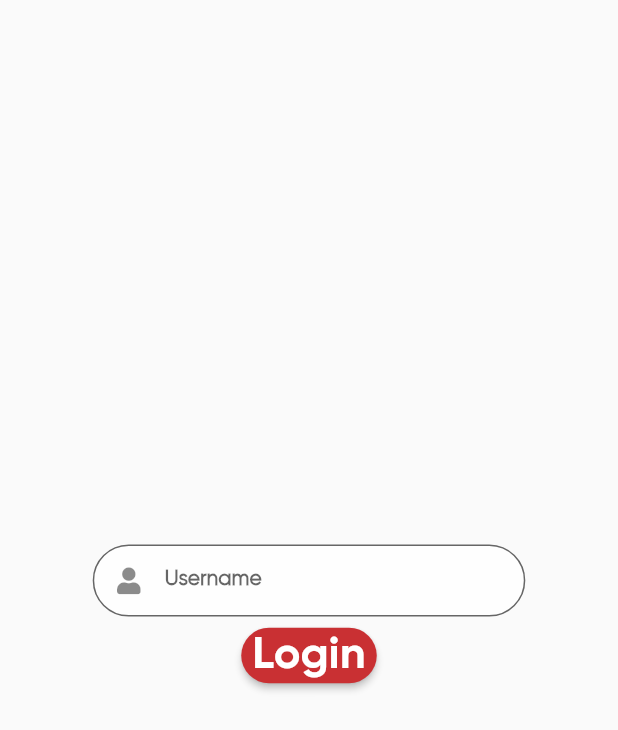
After one commit to ReneDenshoAUB/sdbapp, a Flutter app: the screen it shows after launch, after a tap on "Sign in", on a phone screen of 412 x 824 dp. The commit adds this screen. Shown: the top 730 px of the screen. Run offline on Flutter 3.47's test engine with Material 2 defaults, Android fonts, the light colour scheme and no system bars; our stand-ins replace cloud_firestore, firebase_auth, firebase_core, firebase_storage, font_awesome_flutter, signature; accounts and stored records are empty.

Commit message:
Branch app barebones

```diff
--- /dev/null
+++ b/lib/branch/login.dart
@@ -0,0 +1,70 @@
+import 'package:flutter/material.dart';
+import 'package:font_awesome_flutter/font_awesome_flutter.dart';
+import 'package:sdbapp/services/firestore.dart';
+
+class LoginScreen extends StatefulWidget {
+  const LoginScreen({Key? key}) : super(key: key);
+
+  @override
+  State<LoginScreen> createState() => _LoginScreenState();
+}
+
+class _LoginScreenState extends State<LoginScreen> {
+  TextEditingController usernamecontroller = TextEditingController();
+  TextEditingController passwordcontroller = TextEditingController();
+  bool justonce = false;
+
+  @override
+  Widget build(BuildContext context) {
+    double deviceHeight = MediaQuery.of(context).size.height;
+    List<String> usernames = [];
+    Map<String, String> userpass = <String, String>{};
+
+    void getUsers() async {
+      justonce = true;
+      var users = await FirestoreService.readUsers();
+      print(users);
+      for (var user in users) {
+        usernames.add(user['username'] as String);
+        userpass[user['username'] as String] = user['password'] as String;
+      }
+      print(usernames);
+      print(userpass);
+    }
+
+    if (justonce == false) getUsers();
+    return Scaffold(
+        body: Center(
+      child: Column(
+        mainAxisAlignment: MainAxisAlignment.center,
+        crossAxisAlignment: CrossAxisAlignment.center,
+        children: [
+          SizedBox(
+            width: deviceHeight * 0.35,
+            height: 50,
+            child: TextField(
+              controller: usernamecontroller,
+              style:
+                  TextStyle(fontSize: 14.0, height: 2.0, color: Colors.black),
+              decoration: InputDecoration(
+                border: OutlineInputBorder(
+                  borderRadius: BorderRadius.circular(deviceHeight * 0.0401),
+                ),
+                labelText: 'Username',
+                filled: true,
+                fillColor: Colors.white70,
+                prefixIcon: Icon(FontAwesomeIcons.solidUser),
+              ),
+            ),
+          ),
+          ElevatedButton(
+            onPressed: () {
+              Navigator.pushNamed(context, '/listview');
+            },
+            child: Text('Login'),
+          ),
+        ],
+      ),
+    ));
+  }
+}
--- a/lib/home/home.dart
+++ b/lib/home/home.dart
@@ -14,6 +14,15 @@ class HomeScreen extends StatelessWidget {
           mainAxisAlignment: MainAxisAlignment.center,
           crossAxisAlignment: CrossAxisAlignment.center,
           children: <Widget>[
+            Align(
+              alignment: Alignment.topRight,
+              child: ElevatedButton(
+                child: Text('Sign in'),
+                onPressed: () {
+                  Navigator.pushNamed(context, '/login');
+                },
+              ),
+            ),
             Image.asset(
               'assets/images/aubLogo.png',
               width: deviceHeight * 0.2928,
--- a/lib/routes.dart
+++ b/lib/routes.dart
@@ -1,3 +1,6 @@
+import 'package:sdbapp/branch/leaseview.dart';
+import 'package:sdbapp/branch/listview.dart';
+import 'package:sdbapp/branch/login.dart';
 import 'package:sdbapp/form/leasescreen1.dart';
 import 'package:sdbapp/form/leasescreen2.dart';
 import 'package:sdbapp/form/leasescreen3.dart';
@@ -12,4 +15,7 @@ var appRoute = {
   '/leasescreen3': (context) => const LesseeSignatureScreen(),
   '/leasescreen4': (context) => const LeaseReviewScreen(),
   '/successscreen': (context) => const SuccessScreen(),
+  '/login': (context) => const LoginScreen(),
+  '/listview': (context) => const ListViewScreen(),
+  '/leaseview': (context) => const LeaseViewScreeen(),
 };
--- a/lib/services/auth.dart
+++ b/lib/services/auth.dart
@@ -12,3 +12,11 @@ class AuthService {
     }
   }
 }
+
+class User {
+  String username;
+  String password;
+  String type;
+
+  User(this.username, this.password, this.type);
+}
--- a/lib/services/firestore.dart
+++ b/lib/services/firestore.dart
@@ -25,6 +25,13 @@ class FirestoreService {
       'sigurl2': lease.sigurl2 ?? '',
     };
 
-    return ref.set(data, SetOptions(merge: false));
+    return ref.set(data, SetOptions(merge: true));
+  }
+
+  static Future<List<Map<String, dynamic>>> readUsers() async {
+    var ref = FirebaseFirestore.instance.collection('users');
+    var snapshot = await ref.get();
+    var data = snapshot.docs.map((e) => e.data());
+    return data.toList();
   }
 }
```
Also changed, not shown: lib/branch/leaseview.dart (added, +12 -0 lines), lib/branch/listview.dart (added, +24 -0 lines), lib/form/leasescreen3.dart (+9 -4 lines).
